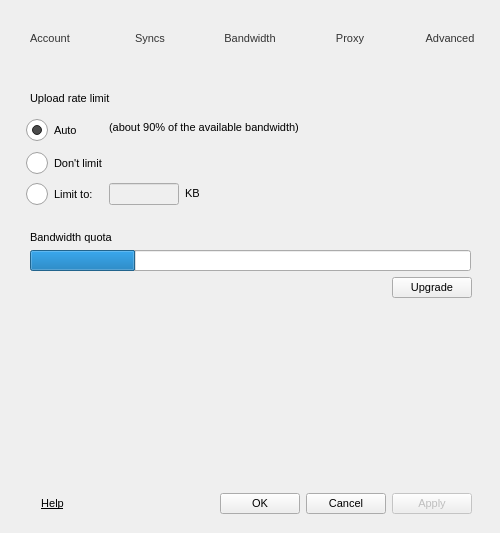
First picture: the form in Source/MEGASync/gui/win/SettingsDialog.ui, repository meganz/MEGAsync, before the edit.
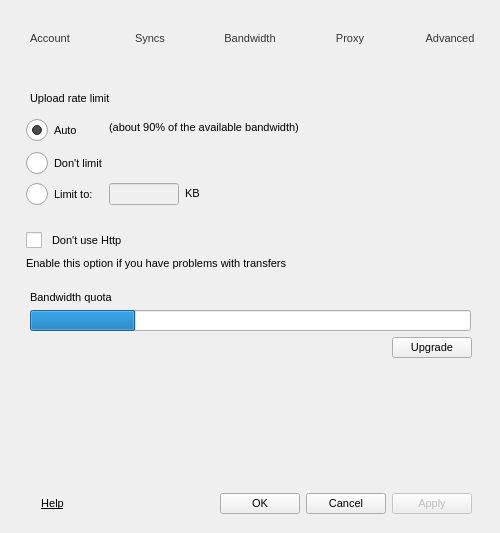
Second picture: the form after the edit. The open tabs and pages were chosen to show the change. Icons and pictures are not drawn.

Commit message: UI modifications and management of settings

```diff
--- a/Source/MEGASync/gui/win/SettingsDialog.ui
+++ b/Source/MEGASync/gui/win/SettingsDialog.ui
@@ -2048,7 +2048,7 @@
            <number>3</number>
           </property>
           <property name="bottomMargin">
-           <number>5</number>
+           <number>18</number>
           </property>
           <item row="1" column="0">
            <widget class="QRadioButton" name="rAutoLimit">
@@ -2261,6 +2261,26 @@
          </layout>
         </widget>
        </item>
+       <item>
+        <widget class="QCheckBox" name="cbUseHttps">
+         <property name="styleSheet">
+          <string notr="true">padding-left : 10px;</string>
+         </property>
+         <property name="text">
+          <string>Don't use Http</string>
+         </property>
+        </widget>
+       </item>
+       <item>
+        <widget class="QLabel" name="label">
+         <property name="styleSheet">
+          <string notr="true">padding-left: 2px;</string>
+         </property>
+         <property name="text">
+          <string>Enable this option if you have problems with transfers</string>
+         </property>
+        </widget>
+       </item>
        <item>
         <widget class="QGroupBox" name="gBandwidthQuota">
          <property name="title">
```
Left out of the diff: 16 changed lines with no effect on the pictures. The commit also changes 3 other files.
